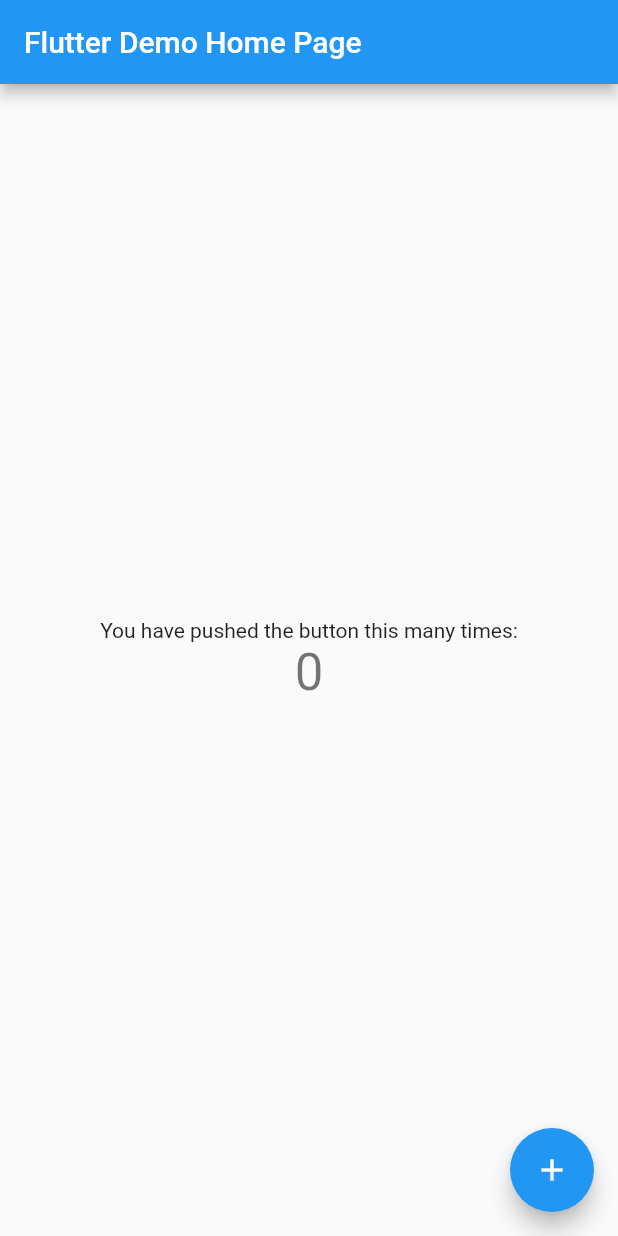
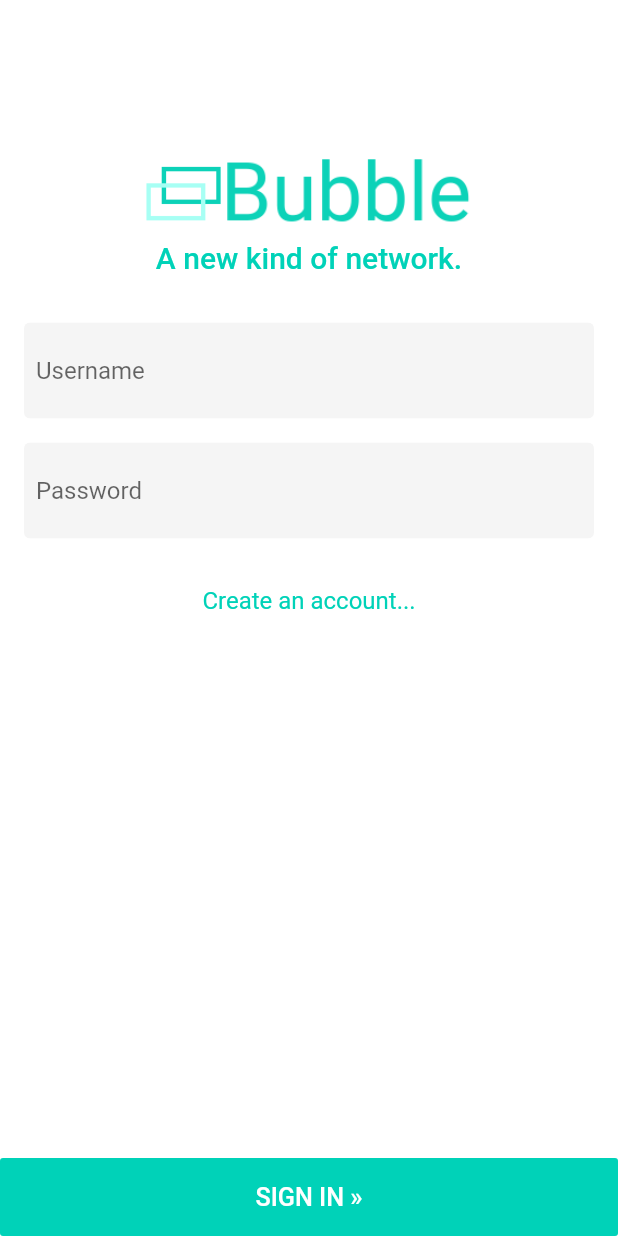
Before and after one commit to tanmay4osme/bubble, a Flutter app: the screen it shows after launch, on a phone screen of 412 x 824 dp. Run offline on Flutter 3.47's test engine with Material 2 defaults, Android fonts, the phone set to English and light mode, and no system bars; missing offline and left inert: angel_migration, angel_orm, angel_serialize; accounts and stored records are empty.

Commit message:
simple login screen

```diff
--- a/bubble/lib/src/models.dart
+++ b/bubble/lib/src/models.dart
@@ -2,6 +2,8 @@
 import 'package:angel_serialize/angel_serialize.dart';
 import 'package:angel_orm/angel_orm.dart';
 part 'models.g.dart';
+
+const serializable = Serializable(serializers: Serializers.all);
 
 enum BubbleType {
   aggregate,
--- a/mobile/lib/main.dart
+++ b/mobile/lib/main.dart
@@ -1,6 +1,7 @@
 import 'package:flutter/material.dart';
+import 'src/widgets/bubble_app.dart';
 
-void main() => runApp(MyApp());
+void main() => runApp(BubbleApp());
 
 class MyApp extends StatelessWidget {
   // This widget is the root of your application.
--- /dev/null
+++ b/mobile/lib/src/widgets/bubble_app.dart
@@ -0,0 +1,96 @@
+import 'package:flutter/material.dart';
+import 'gray_input.dart';
+
+class BubbleApp extends StatefulWidget {
+  @override
+  State<StatefulWidget> createState() => _BubbleAppState();
+}
+
+class _BubbleAppState extends State<BubbleApp> {
+  @override
+  Widget build(BuildContext context) {
+    return MaterialApp(
+      theme: ThemeData(
+        primaryColor: Color(0xff00d2b8),
+      ),
+      title: 'Bubble',
+      home: Builder(builder: (context) {
+        return Scaffold(
+          backgroundColor: Colors.white,
+          body: Column(
+            mainAxisSize: MainAxisSize.max,
+            children: [
+              Padding(
+                padding: EdgeInsets.all(16).copyWith(top: 96),
+                child: Column(
+                  mainAxisSize: MainAxisSize.max,
+                  children: [
+                    Image.asset(
+                      'assets/logo.png',
+                      height: 64,
+                    ),
+                    Text(
+                      'A new kind of network.',
+                      style: Theme.of(context)
+                          .textTheme
+                          .title
+                          .copyWith(color: Theme.of(context).primaryColor),
+                    ),
+                    // Text(
+                    // 'A new kind of network.',
+                    // style: Theme.of(context)
+                    //     .textTheme
+                    //     .subhead
+                    //     // .copyWith(color: Theme.of(context).primaryColor),
+                    //     .copyWith(color: Colors.grey[700]),
+                    // ),
+                    Divider(
+                      color: Colors.transparent,
+                      height: 32,
+                    ),
+                    GrayInput(
+                      placeholder: 'Username',
+                    ),
+                    Divider(color: Colors.transparent),
+                    GrayInput(
+                      placeholder: 'Password',
+                      obscureText: true,
+                    ),
+                    Divider(
+                      color: Colors.transparent,
+                      height: 32,
+                    ),
+                    Text(
+                      'Create an account...',
+                      style: Theme.of(context)
+                          .textTheme
+                          .subhead
+                          .copyWith(color: Theme.of(context).primaryColor),
+                    ),
+                  ],
+                ),
+              ),
+              Spacer(),
+              // alignment: Alignment.bottomCenter,
+              SizedBox(
+                width: double.infinity,
+                child: FlatButton(
+                  color: Theme.of(context).primaryColor,
+                  padding: EdgeInsets.all(16),
+                  child: Text(
+                    'SIGN IN »',
+                    textScaleFactor: 1.2,
+                    style: TextStyle(
+                      color: Colors.white,
+                    ),
+                  ),
+                  onPressed: () => null,
+                ),
+              ),
+            ],
+          ),
+        );
+      }),
+    );
+  }
+}
--- /dev/null
+++ b/mobile/lib/src/widgets/gray_input.dart
@@ -0,0 +1,35 @@
+import 'package:flutter/material.dart';
+
+class GrayInput extends StatelessWidget {
+  final TextEditingController controller;
+  final String placeholder;
+  final TextInputType type;
+  final bool obscureText;
+
+  GrayInput(
+      {this.controller,
+      this.placeholder,
+      this.type,
+      this.obscureText = false,
+      Key key})
+      : super(key: key);
+
+  @override
+  Widget build(BuildContext context) {
+    return ClipRRect(
+      borderRadius: BorderRadius.circular(4),
+      child: Container(
+        color: Colors.grey[100],
+        padding: EdgeInsets.all(8),
+        child: TextField(
+          controller: controller,
+          obscureText: obscureText,
+          decoration: InputDecoration(
+            border: InputBorder.none,
+            hintText: placeholder,
+          ),
+        ),
+      ),
+    );
+  }
+}
```
Also changed, not shown: mobile/pubspec.yaml (+5 -2 lines), mobile/assets/logo.png (added), mobile/pubspec.lock, 3 other files.
